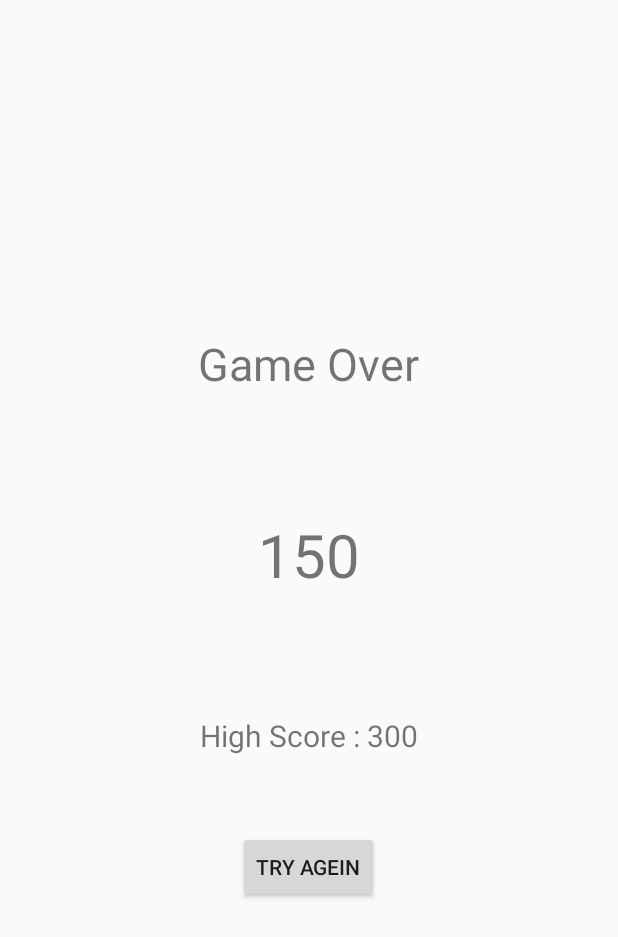
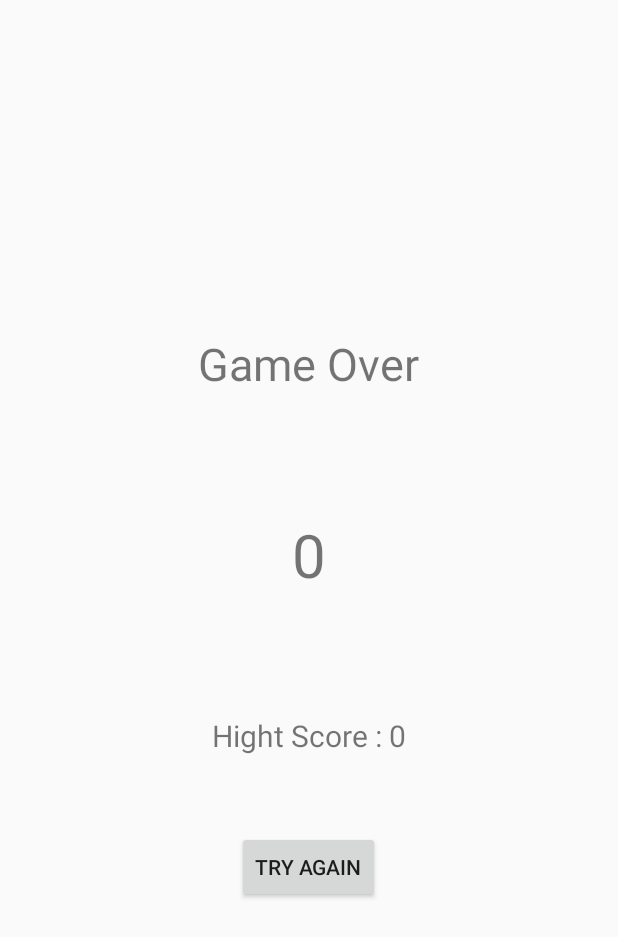
Before and after one commit to wat128/CatchTheBall, an Android app: the ResultActivity screen opened directly, with no data from a screen before it, on a phone screen of 412 x 824 dp. Shown: the top 937 px of the screen. Run offline under Robolectric (Android 15) with nearby library versions, the light colour scheme and no system bars.

Commit message:
No8 スコアの表示とハイスコアの保存

```diff
--- a/app/src/main/java/com/wat128/catchtheball/MainActivity.java
+++ b/app/src/main/java/com/wat128/catchtheball/MainActivity.java
@@ -2,6 +2,7 @@ package com.wat128.catchtheball;
 
 import androidx.appcompat.app.AppCompatActivity;
 
+import android.content.Intent;
 import android.graphics.Point;
 import android.os.Bundle;
 import android.os.Handler;
@@ -160,7 +161,10 @@ public class MainActivity extends AppCompatActivity {
                 timer = null;
             }
 
-            // リザルト画面へ
+            // リザルト画面
+            Intent intent = new Intent(getApplicationContext(), ResultActivity.class);
+            intent.putExtra("SCORE", score);
+            startActivity(intent);
         }
     }
 
--- a/app/src/main/java/com/wat128/catchtheball/ResultActivity.java
+++ b/app/src/main/java/com/wat128/catchtheball/ResultActivity.java
@@ -2,7 +2,11 @@ package com.wat128.catchtheball;
 
 import androidx.appcompat.app.AppCompatActivity;
 
+import android.content.Intent;
+import android.content.SharedPreferences;
 import android.os.Bundle;
+import android.view.View;
+import android.widget.TextView;
 
 public class ResultActivity extends AppCompatActivity {
 
@@ -10,5 +14,29 @@ public class ResultActivity extends AppCompatActivity {
     protected void onCreate(Bundle savedInstanceState) {
         super.onCreate(savedInstanceState);
         setContentView(R.layout.activity_result);
+
+        TextView scoreLabel = findViewById(R.id.scoreLabel);
+        TextView highScoreLabel = findViewById(R.id.highScoreLabel);
+
+        int score = getIntent().getIntExtra("SCORE", 0);
+        scoreLabel.setText(score + "");
+
+        SharedPreferences sharedPreferences = getSharedPreferences("GAME_DATA", MODE_PRIVATE);
+        int highScore = sharedPreferences.getInt("HIGH_SCORE", 0);
+
+        if(score > highScore) {
+            highScoreLabel.setText("High Score : " + score);
+
+            SharedPreferences.Editor editor = sharedPreferences.edit();
+            editor.putInt("HIGH_SCORE", score);
+            editor.apply();
+
+        }else{
+            highScoreLabel.setText("Hight Score : " + highScore);
+        }
+    }
+
+    public void tryAgain(View view){
+        startActivity(new Intent(getApplicationContext(), MainActivity.class));
     }
 }
--- a/app/src/main/res/layout/activity_result.xml
+++ b/app/src/main/res/layout/activity_result.xml
@@ -33,7 +33,7 @@
     <Button
         android:layout_width="wrap_content"
         android:layout_height="wrap_content"
-        android:text="Try Agein"
+        android:text="Try Again"
         android:layout_marginTop="50dp"
         android:onClick="tryAgain"/>
 
```
